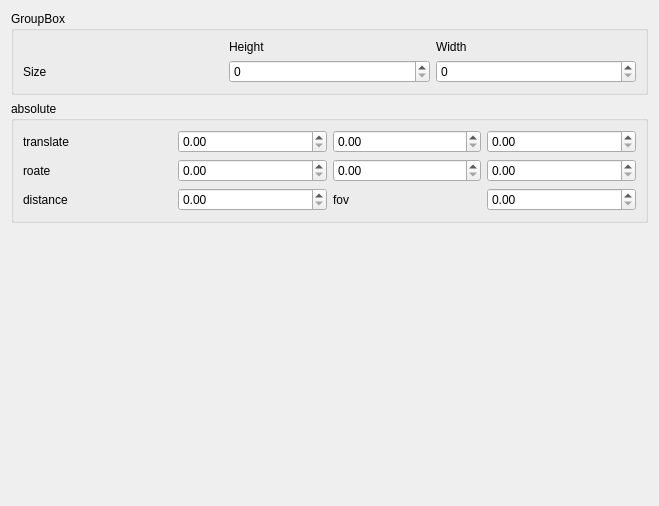
The window that src/gui/CameraControl.ui (openscad/openscad) describes before a commit, drawn with Qt 5.
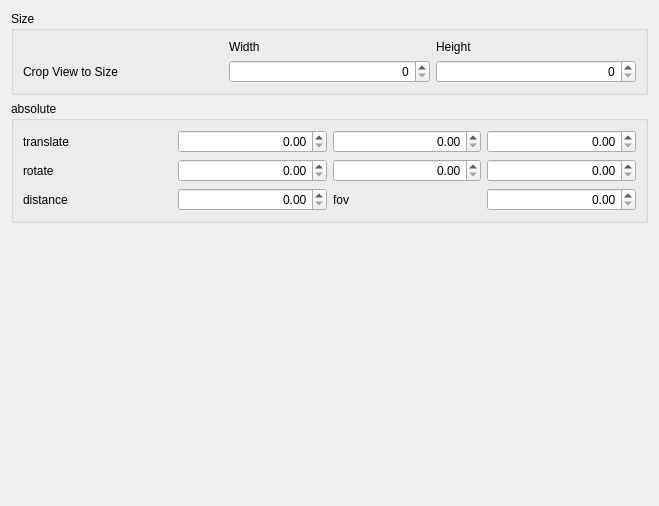
The same window after the commit.

Commit message: polished the camera control widget

```diff
--- a/src/gui/CameraControl.ui
+++ b/src/gui/CameraControl.ui
@@ -27,7 +27,11 @@
      </property>
      <layout class="QGridLayout" name="gridLayout_3">
       <item row="0" column="2">
-       <widget class="QDoubleSpinBox" name="doubleSpinBox_ty"/>
+       <widget class="QDoubleSpinBox" name="doubleSpinBox_ty">
+        <property name="alignment">
+         <set>Qt::AlignRight|Qt::AlignTrailing|Qt::AlignVCenter</set>
+        </property>
+       </widget>
       </item>
       <item row="3" column="0">
        <widget class="QLabel" name="label_6">
@@ -37,7 +41,11 @@
        </widget>
       </item>
       <item row="0" column="3">
-       <widget class="QDoubleSpinBox" name="doubleSpinBox_tz"/>
+       <widget class="QDoubleSpinBox" name="doubleSpinBox_tz">
+        <property name="alignment">
+         <set>Qt::AlignRight|Qt::AlignTrailing|Qt::AlignVCenter</set>
+        </property>
+       </widget>
       </item>
       <item row="0" column="0">
        <widget class="QLabel" name="label_4">
@@ -49,24 +57,44 @@
       <item row="2" column="0">
        <widget class="QLabel" name="label_5">
         <property name="text">
-         <string>roate</string>
+         <string>rotate</string>
         </property>
        </widget>
       </item>
       <item row="0" column="1">
-       <widget class="QDoubleSpinBox" name="doubleSpinBox_tx"/>
+       <widget class="QDoubleSpinBox" name="doubleSpinBox_tx">
+        <property name="alignment">
+         <set>Qt::AlignRight|Qt::AlignTrailing|Qt::AlignVCenter</set>
+        </property>
+       </widget>
       </item>
       <item row="2" column="1">
-       <widget class="QDoubleSpinBox" name="doubleSpinBox_rx"/>
+       <widget class="QDoubleSpinBox" name="doubleSpinBox_rx">
+        <property name="alignment">
+         <set>Qt::AlignRight|Qt::AlignTrailing|Qt::AlignVCenter</set>
+        </property>
+       </widget>
       </item>
       <item row="2" column="2">
-       <widget class="QDoubleSpinBox" name="doubleSpinBox_ry"/>
+       <widget class="QDoubleSpinBox" name="doubleSpinBox_ry">
+        <property name="alignment">
+         <set>Qt::AlignRight|Qt::AlignTrailing|Qt::AlignVCenter</set>
+        </property>
+       </widget>
       </item>
       <item row="2" column="3">
-       <widget class="QDoubleSpinBox" name="doubleSpinBox_rz"/>
+       <widget class="QDoubleSpinBox" name="doubleSpinBox_rz">
+        <property name="alignment">
+         <set>Qt::AlignRight|Qt::AlignTrailing|Qt::AlignVCenter</set>
+        </property>
+       </widget>
       </item>
       <item row="3" column="1">
-       <widget class="QDoubleSpinBox" name="doubleSpinBox_d"/>
+       <widget class="QDoubleSpinBox" name="doubleSpinBox_d">
+        <property name="alignment">
+         <set>Qt::AlignRight|Qt::AlignTrailing|Qt::AlignVCenter</set>
+        </property>
+       </widget>
       </item>
       <item row="3" column="2">
        <widget class="QLabel" name="label_7">
@@ -76,7 +104,11 @@
        </widget>
       </item>
       <item row="3" column="3">
-       <widget class="QDoubleSpinBox" name="doubleSpinBox_fov"/>
+       <widget class="QDoubleSpinBox" name="doubleSpinBox_fov">
+        <property name="alignment">
+         <set>Qt::AlignRight|Qt::AlignTrailing|Qt::AlignVCenter</set>
+        </property>
+       </widget>
       </item>
      </layout>
     </widget>
@@ -84,33 +116,41 @@
    <item row="0" column="1">
     <widget class="QGroupBox" name="groupBox">
      <property name="title">
-      <string>GroupBox</string>
+      <string>Size</string>
      </property>
      <layout class="QGridLayout" name="gridLayout_2">
       <item row="5" column="2">
-       <widget class="QSpinBox" name="spinBoxWidth"/>
+       <widget class="QSpinBox" name="spinBoxHeight">
+        <property name="alignment">
+         <set>Qt::AlignRight|Qt::AlignTrailing|Qt::AlignVCenter</set>
+        </property>
+       </widget>
       </item>
-      <item row="5" column="1">
-       <widget class="QSpinBox" name="spinBoxHeight"/>
-      </item>
-      <item row="4" column="1">
+      <item row="4" column="2">
        <widget class="QLabel" name="label">
         <property name="text">
          <string>Height</string>
         </property>
        </widget>
       </item>
-      <item row="4" column="2">
-       <widget class="QLabel" name="label_2">
-        <property name="text">
-         <string>Width</string>
-        </property>
-       </widget>
-      </item>
       <item row="5" column="0">
        <widget class="QLabel" name="label_3">
         <property name="text">
-         <string>Size</string>
+         <string>Crop View to Size</string>
+        </property>
+       </widget>
+      </item>
+      <item row="5" column="1">
+       <widget class="QSpinBox" name="spinBoxWidth">
+        <property name="alignment">
+         <set>Qt::AlignRight|Qt::AlignTrailing|Qt::AlignVCenter</set>
+        </property>
+       </widget>
+      </item>
+      <item row="4" column="1">
+       <widget class="QLabel" name="label_2">
+        <property name="text">
+         <string>Width</string>
         </property>
        </widget>
       </item>
```
Left out of the diff: 4 changed lines with no effect on the pictures. The commit also changes 6 other files.
